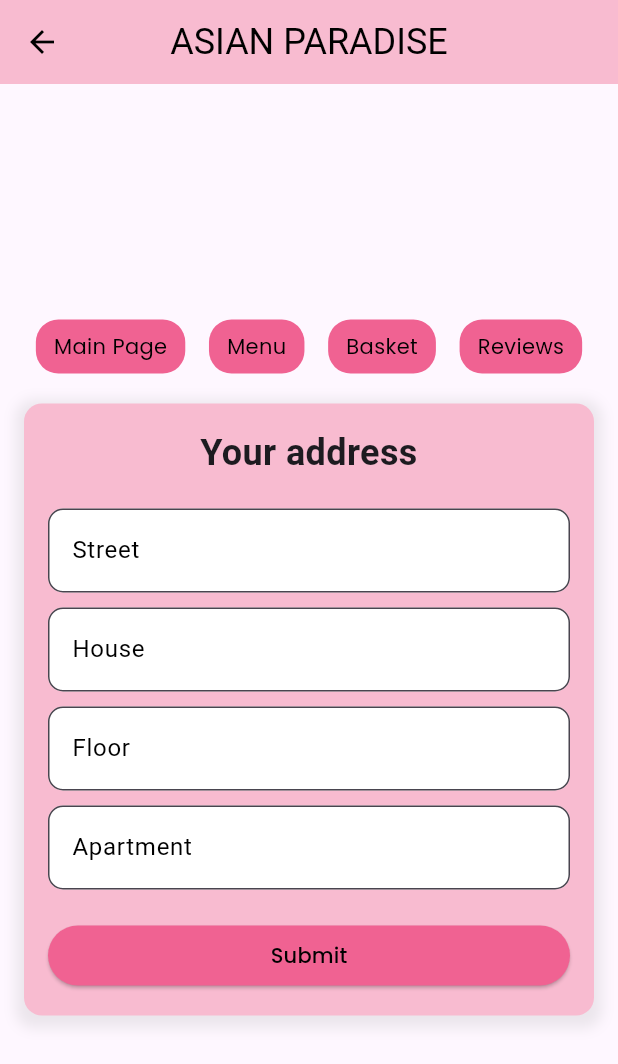
After one commit to Asian-Restaurant/general, a Flutter app: the screen it shows after launch, after a tap on "Delivery", on a phone screen of 412 x 824 dp. The commit adds this screen. Shown: the top 1064 px of the screen. Run offline on Flutter 3.47's test engine with Material 3 defaults, Android fonts, the phone set to English and light mode, and no system bars; our stand-ins replace google_fonts, sqflite; accounts and stored records are empty; Roboto replaces fonts that are missing (Mali).

Commit message:
added address_page

```diff
--- /dev/null
+++ b/lib/address_page.dart
@@ -0,0 +1,157 @@
+import 'package:asian_paradise/reviews_page.dart';
+import 'package:google_fonts/google_fonts.dart';
+import 'package:flutter/material.dart';
+import 'basket_page.dart' as basket;
+import 'main_page.dart';
+import 'menu_page.dart';
+import 'reviews_page.dart' as reviews;
+import 'сart.dart';
+
+class AddressPage extends StatelessWidget {
+  AddressPage({Key? key}) : super(key: key);
+  final Cart cart = Cart();
+
+  @override
+  Widget build(BuildContext context) {
+    return Scaffold(
+      appBar: AppBar(
+        backgroundColor: Colors.pink[100],
+        elevation: 0,
+        leading: IconButton(
+          icon: const Icon(Icons.arrow_back, color: Colors.black),
+          onPressed: () {
+            Navigator.of(context).pop();
+          },
+        ),
+        centerTitle: true,
+        title: Text(
+          'ASIAN PARADISE',
+          style: GoogleFonts.mali(color: Colors.black, fontSize: 24),
+        ),
+      ),
+      body: Center(
+        child: SingleChildScrollView(
+          child: Column(
+            mainAxisSize: MainAxisSize.min,
+            children: [
+              const SizedBox(height: 10), // Уменьшено расстояние сверху
+
+              // Кнопки навигации в ряд
+              Padding(
+                padding: const EdgeInsets.symmetric(horizontal: 16.0),
+                child: Row(
+                  mainAxisAlignment: MainAxisAlignment.spaceAround,
+                  children: [
+                    _buildNavButton(context, "Main Page", () {
+                      Navigator.push(context, MaterialPageRoute(builder: (context) => MainPage()));
+                    }),
+                    _buildNavButton(context, "Menu", () {
+                      Navigator.push(context, MaterialPageRoute(builder: (context) => MenuPage()));
+                    }),
+                    _buildNavButton(context, "Basket", () {
+                      Navigator.push(context, MaterialPageRoute(builder: (context) => basket.BasketPage(cartData: cart,)));
+                    }),
+                    _buildNavButton(context, "Reviews", () {
+                      Navigator.push(context, MaterialPageRoute(builder: (context) => reviews.ReviewsPage()));
+                    }),
+                  ],
+                ),
+              ),
+              const SizedBox(height: 20), // Расстояние под кнопками
+
+              // Розовый контейнер с формой
+              Container(
+                padding: const EdgeInsets.all(16.0),
+                decoration: BoxDecoration(
+                  color: Colors.pink[100],
+                  borderRadius: BorderRadius.circular(12),
+                  boxShadow: [
+                    BoxShadow(
+                      color: Colors.grey.withOpacity(0.2),
+                      spreadRadius: 5,
+                      blurRadius: 7,
+                      offset: const Offset(0, 3),
+                    ),
+                  ],
+                ),
+                margin: const EdgeInsets.symmetric(horizontal: 16),
+                child: Column(
+                  mainAxisSize: MainAxisSize.min,
+                  crossAxisAlignment: CrossAxisAlignment.stretch,
+                  children: [
+                    Text(
+                      'Your address',
+                      style: GoogleFonts.mali(fontSize: 24, fontWeight: FontWeight.bold),
+                      textAlign: TextAlign.center,
+                    ),
+                    const SizedBox(height: 20),
+                    _buildTextField('Street'),
+                    const SizedBox(height: 10),
+                    _buildTextField('House'),
+                    const SizedBox(height: 10),
+                    _buildTextField('Floor'),
+                    const SizedBox(height: 10),
+                    _buildTextField('Apartment'),
+                    const SizedBox(height: 20),
+                    ElevatedButton(
+                      onPressed: () {
+                        // Обработка нажатия кнопки
+                      },
+                      style: ElevatedButton.styleFrom(
+                        backgroundColor: Colors.pink[300],
+                        padding: const EdgeInsets.symmetric(vertical: 10), // Уменьшаем высоту кнопки
+                      ),
+                      child: const Text(
+                        'Submit',
+                        style: TextStyle(
+                          fontFamily: 'Poppins',
+                          fontSize: 14, // Уменьшаем размер текста
+                          color: Colors.black,
+                        ),
+                      ),
+                    ),
+                  ],
+                ),
+              ),
+            ],
+          ),
+        ),
+      ),
+    );
+  }
+
+  Widget _buildNavButton(BuildContext context, String title, VoidCallback onPressed) {
+    return GestureDetector(
+      onTap: onPressed,
+      child: Container(
+        padding: const EdgeInsets.symmetric(vertical: 8, horizontal: 12), // Уменьшение отступов
+        decoration: BoxDecoration(
+          color: Colors.pink[300],
+          borderRadius: BorderRadius.circular(15), // Уменьшаем радиус
+        ),
+        child: Text(
+          title,
+          style: const TextStyle(
+            color: Colors.black,
+            fontFamily: 'Poppins',
+            fontSize: 14, // Уменьшение размера текста
+          ),
+        ),
+      ),
+    );
+  }
+
+  Widget _buildTextField(String label) {
+    return TextField(
+      decoration: InputDecoration(
+        labelText: label,
+        labelStyle: const TextStyle(color: Colors.black), // Черный текст метки
+        border: OutlineInputBorder(
+          borderRadius: BorderRadius.circular(10),
+        ),
+        filled: true,
+        fillColor: Colors.white,
+      ),
+    );
+  }
+}
--- a/lib/basket_page.dart
+++ b/lib/basket_page.dart
@@ -3,6 +3,7 @@ import 'package:google_fonts/google_fonts.dart';
 import 'database/database_helper.dart' as db; // Alias for database_helper.dart
 import 'сart.dart' as cart; // Alias for сart.dart
 import 'reviews_page.dart' as reviews;
+import 'address_page.dart' as address;
 import 'main_page.dart';
 import 'menu_page.dart';
 
@@ -149,7 +150,7 @@ class _BasketPageState extends State<BasketPage> {
     return Row(
       mainAxisAlignment: MainAxisAlignment.spaceBetween,
       children: [
-        for (String title in ["Main Page", "Menu", "Reviews", "Contacts"])
+        for (String title in ["Main Page", "Menu", "Reviews", "Delivery"])
           _buildNavButton(context, title, isLargeScreen),
       ],
     );
@@ -175,8 +176,8 @@ class _BasketPageState extends State<BasketPage> {
             case "Reviews":
               Navigator.push(context, MaterialPageRoute(builder: (context) => const reviews.ReviewsPage()));
               break;
-            case "Contacts":
-            // Action for Contacts
+            case "Delivery":
+              Navigator.push(context, MaterialPageRoute(builder: (context) => address.AddressPage()));
               break;
           }
         },
--- a/lib/main_page.dart
+++ b/lib/main_page.dart
@@ -4,6 +4,7 @@ import 'package:google_fonts/google_fonts.dart';
 import 'basket_page.dart';
 import 'menu_page.dart' as menu;
 import 'reviews_page.dart' as reviews;
+import 'address_page.dart' as address;
 
 class MainPage extends StatelessWidget {
   final Cart cart = Cart(); // Создайте экземпляр корзины
@@ -55,8 +56,8 @@ class MainPage extends StatelessWidget {
                   _buildNavButton(context, "Reviews", () {
                     Navigator.push(context, MaterialPageRoute(builder: (context) => const reviews.ReviewsPage()));
                   }),
-                  _buildNavButton(context, "Contacts", () {
-                    // Действие для Contacts
+                  _buildNavButton(context, "Delivery", () {
+                    Navigator.push(context, MaterialPageRoute(builder: (context) => address.AddressPage()));
                   }),
                 ],
               ),
--- a/lib/menu_page.dart
+++ b/lib/menu_page.dart
@@ -3,6 +3,7 @@ import 'package:google_fonts/google_fonts.dart';
 import 'reviews_page.dart' as reviews;
 import 'main_page.dart';
 import 'basket_page.dart' as basket;
+import 'address_page.dart' as address;
 import 'dish_page.dart';
 import 'сart.dart';
 
@@ -51,8 +52,8 @@ class MenuPage extends StatelessWidget {
                   Navigator.push(context, MaterialPageRoute(builder: (context) => const reviews.ReviewsPage()));
                 }),
                 const SizedBox(height: 8),
-                _buildNavButton(context, "Contacts", () {
-                  // Действие для Contacts
+                _buildNavButton(context, "Delivery", () {
+                  Navigator.push(context, MaterialPageRoute(builder: (context) => address.AddressPage()));
                 }),
               ],
             ),
```
